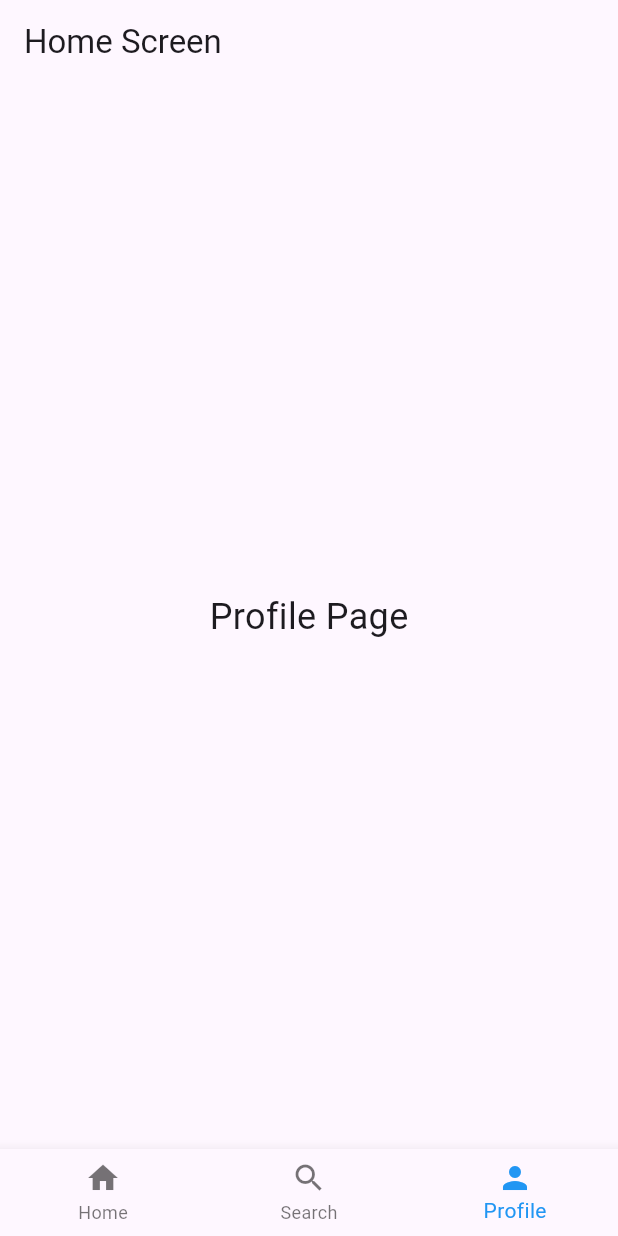
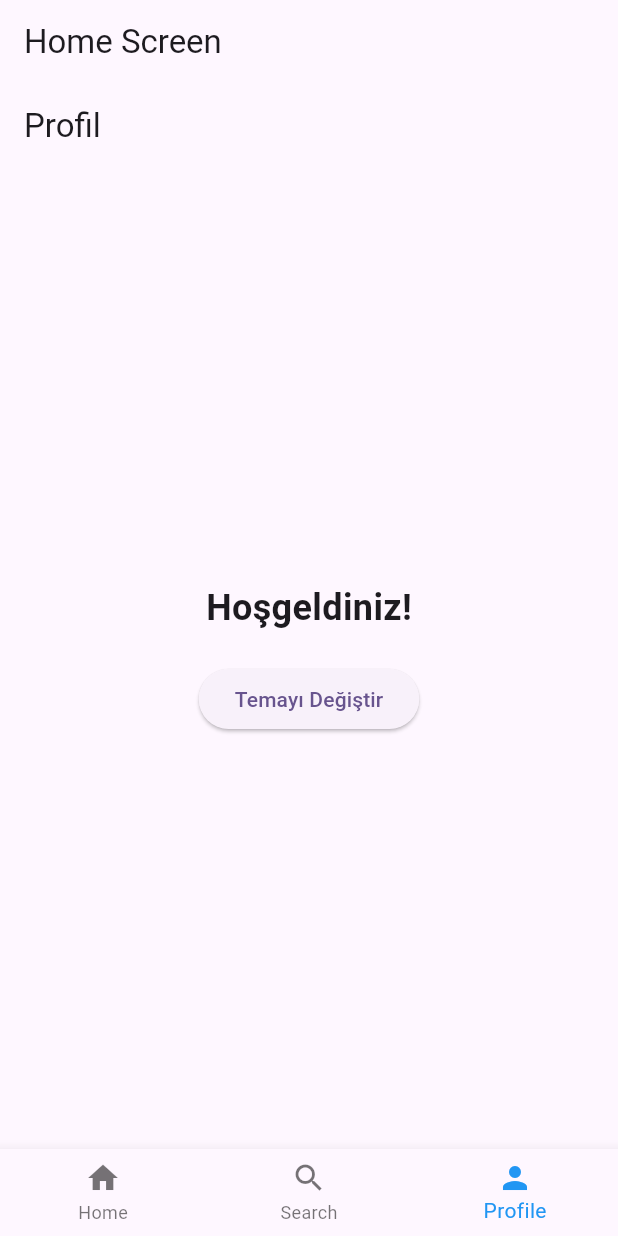
Before and after one commit to berkaymbaskaya/metrobusbuddy, a Flutter app: the screen it shows after launch, item 3 of the bottom bar chosen, on a phone screen of 412 x 824 dp. Run offline on Flutter 3.47's test engine with Material 3 defaults, Android fonts, the phone set to English and light mode, and no system bars.

Commit message:
feat(themeProvider):dark and light theme provider implemented

```diff
--- /dev/null
+++ b/lib/core/providers/theme_provider.dart
@@ -0,0 +1,14 @@
+import 'package:flutter/material.dart';
+
+class ThemeProvider with ChangeNotifier {
+  ThemeMode _themeMode = ThemeMode.light;
+
+  ThemeMode get themeMode => _themeMode;
+
+  void toggleTheme() {
+    _themeMode =
+        _themeMode == ThemeMode.light ? ThemeMode.dark : ThemeMode.light;
+    notifyListeners();
+    debugPrint("Theme changed to $_themeMode");
+  }
+}
--- /dev/null
+++ b/lib/features/profile.dart
@@ -0,0 +1,36 @@
+import 'package:flutter/material.dart';
+import 'package:provider/provider.dart';
+import 'package:workspace/core/providers/theme_provider.dart';
+
+class ProfileScreen extends StatelessWidget {
+  const ProfileScreen({Key? key}) : super(key: key);
+
+  @override
+  Widget build(BuildContext context) {
+    return Scaffold(
+      appBar: AppBar(
+        title: const Text('Profil'),
+      ),
+      body: Center(
+        child: Column(
+          mainAxisAlignment: MainAxisAlignment.center,
+          children: [
+            const Text(
+              'Hoşgeldiniz!',
+              style: TextStyle(fontSize: 24, fontWeight: FontWeight.bold),
+            ),
+            const SizedBox(height: 20),
+            ElevatedButton(
+              onPressed: () {
+                // Tema değişimini sağlayan fonksiyonu çağırıyoruz
+                Provider.of<ThemeProvider>(context, listen: false)
+                    .toggleTheme();
+              },
+              child: const Text('Temayı Değiştir'),
+            ),
+          ],
+        ),
+      ),
+    );
+  }
+}
--- a/lib/main.dart
+++ b/lib/main.dart
@@ -1,8 +1,15 @@
 import 'package:flutter/material.dart';
+import 'package:provider/provider.dart';
+import 'package:workspace/core/providers/theme_provider.dart';
 import 'package:workspace/screens/home_screen.dart';
 
 void main() {
-  runApp(const MyApp());
+  runApp(
+    ChangeNotifierProvider(
+      create: (context) => ThemeProvider(),
+      child: const MyApp(),
+    ),
+  );
 }
 
 class MyApp extends StatelessWidget {
@@ -11,27 +18,19 @@ class MyApp extends StatelessWidget {
   // This widget is the root of your application.
   @override
   Widget build(BuildContext context) {
+    final themeProvider = Provider.of<ThemeProvider>(context);
     return MaterialApp(
       title: 'Flutter Demo',
       theme: ThemeData(
-        // This is the theme of your application.
-        //
-        // TRY THIS: Try running your application with "flutter run". You'll see
-        // the application has a purple toolbar. Then, without quitting the app,
-        // try changing the seedColor in the colorScheme below to Colors.green
-        // and then invoke "hot reload" (save your changes or press the "hot
-        // reload" button in a Flutter-supported IDE, or press "r" if you used
-        // the command line to start the app).
-        //
-        // Notice that the counter didn't reset back to zero; the application
-        // state is not lost during the reload. To reset the state, use hot
-        // restart instead.
-        //
-        // This works for code too, not just values: Most code changes can be
-        // tested with just a hot reload.
         colorScheme: ColorScheme.fromSeed(seedColor: Colors.deepPurple),
         useMaterial3: true,
       ),
+      darkTheme: ThemeData(
+        colorScheme: ColorScheme.fromSeed(
+            seedColor: Colors.deepPurple, brightness: Brightness.dark),
+        useMaterial3: true,
+      ),
+      themeMode: themeProvider.themeMode,
       home: const HomeScreen(),
     );
   }
--- a/lib/screens/home_screen.dart
+++ b/lib/screens/home_screen.dart
@@ -1,5 +1,6 @@
 import 'package:flutter/material.dart';
 import 'package:workspace/core/operation/station_operation.dart';
+import 'package:workspace/features/profile.dart';
 import 'package:workspace/features/station.dart';
 import 'package:workspace/models/class/station.dart';
 
@@ -23,7 +24,7 @@ class _HomeScreenState extends State<HomeScreen> {
       ),
     ),
     Center(child: Text('Search Page', style: TextStyle(fontSize: 24))),
-    Center(child: Text('Profile Page', style: TextStyle(fontSize: 24))),
+    const Center(child: ProfileScreen()),
   ];
 
   // Sekme seçildiğinde sayfayı değiştirmek için kullanılan fonksiyon
--- a/pubspec.yaml
+++ b/pubspec.yaml
@@ -35,6 +35,8 @@ dependencies:
   # The following adds the Cupertino Icons font to your application.
   # Use with the CupertinoIcons class for iOS style icons.
   cupertino_icons: ^1.0.8
+  provider: ^6.1.2
+  logging: ^1.3.0
 
 dev_dependencies:
   flutter_test:
```
Also changed, not shown: pubspec.lock.
